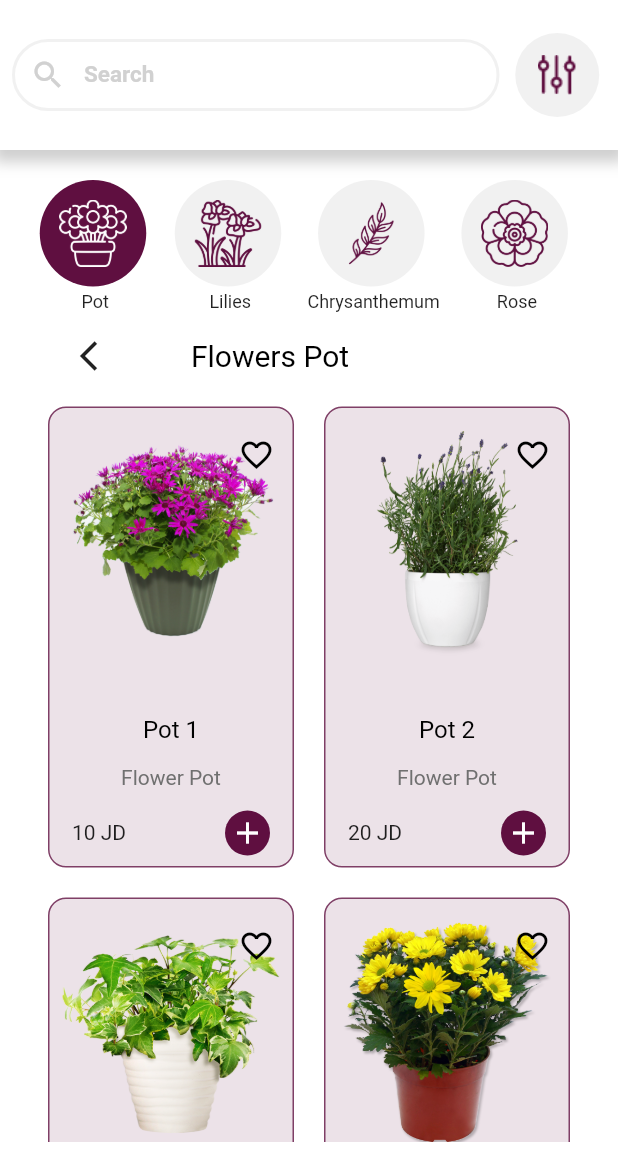
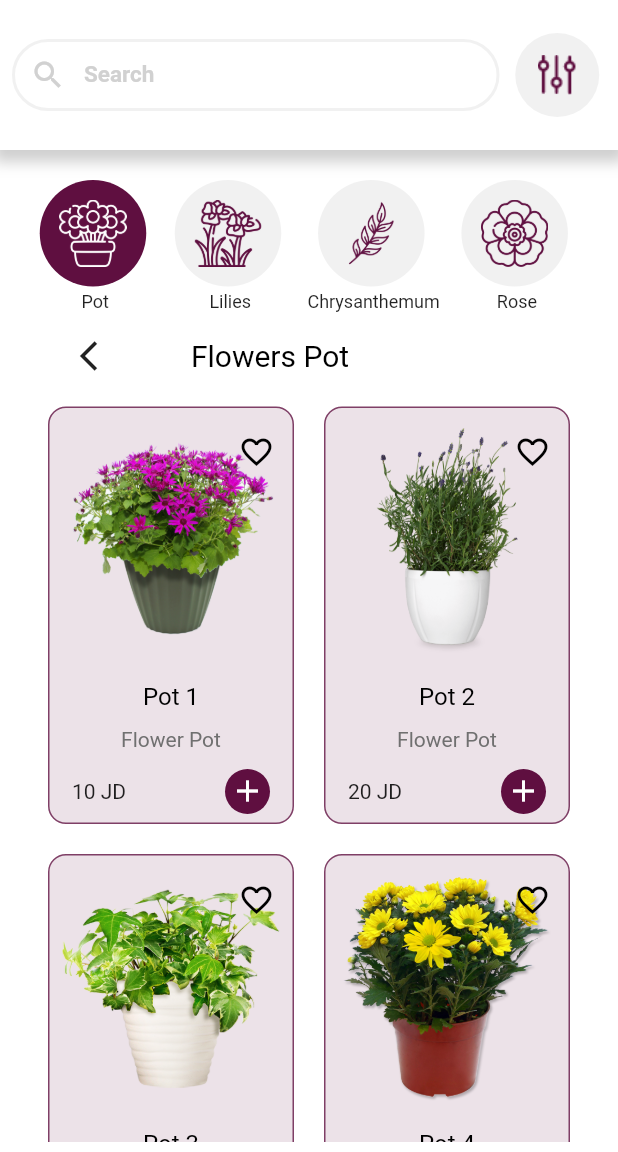
Before and after one commit to yazanhmaed/Flower_shop, a Flutter app: the HomeScreen screen opened directly, after a tap on "Pot", on a phone screen of 412 x 824 dp, the part 84-1236 px from its top. Run offline on Flutter 3.47's test engine with Material 2 defaults, Android fonts, the phone set to English and light mode, and no system bars; our stand-ins replace bloc, carousel_slider, dotted_border, flutter_bloc, flutter_slidable, flutter_staggered_animations and 2 more; missing offline and left inert: another_stepper; accounts and stored records are empty; Roboto replaces fonts that are missing (Montserrat).

Commit message:
finish app 3

```diff
--- a/flower_shop/lib/main.dart
+++ b/flower_shop/lib/main.dart
@@ -11,11 +11,13 @@ import 'package:flower_shop/screens/my_cart/controller/cubit.dart';
 import 'package:flower_shop/screens/on_boarding/view/screens/on_boarding_screen.dart';
 import 'package:flower_shop/screens/splash_screen/splashscreen.dart';
 import 'package:flutter/material.dart';
+import 'package:flutter/services.dart';
 import 'package:flutter_bloc/flutter_bloc.dart';
 
 void main() async {
   WidgetsFlutterBinding.ensureInitialized();
   await CacheHelper.init();
+  SystemChrome.setEnabledSystemUIMode(SystemUiMode.immersive);
 
   bool? onBording = CacheHelper.getData(key: 'onBoarding');
   Widget widget;
--- a/flower_shop/lib/screens/home_screen/view/widgets/cat_item_build.dart
+++ b/flower_shop/lib/screens/home_screen/view/widgets/cat_item_build.dart
@@ -19,7 +19,7 @@ class CatItemBuild extends StatelessWidget {
     var size = MediaQuery.of(context).size;
 
     /*24 is for notification bar on Android*/
-    final double itemHeight = (size.height - kToolbarHeight - 35) / 2;
+    final double itemHeight = (size.height - kToolbarHeight - 100) / 2;
     final double itemWidth = size.width / 2;
     return Column(
       children: [
@@ -90,9 +90,6 @@ class CatItemBuild extends StatelessWidget {
                               ))
                         ],
                       ),
-                      const SizedBox(
-                        height: 4,
-                      ),
                       Text(list[index].title,
                           style: TextStyle(
                               fontSize: 16, color: ColorManager.black)),
```
Also changed, not shown: 1 other file.
